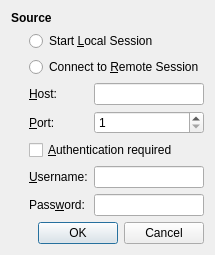
Before: the Qt Designer form src/router/transmission/qt/SessionDialog.ui in mirror/dd-wrt, drawn with Qt 5.
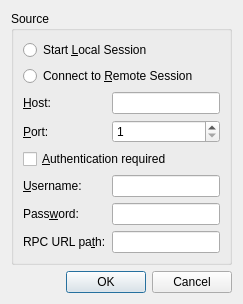
After: the same form once the commit is applied.

The edit to the form file:
```diff
--- a/src/router/transmission/qt/SessionDialog.ui
+++ b/src/router/transmission/qt/SessionDialog.ui
@@ -6,8 +6,8 @@
    <rect>
     <x>0</x>
     <y>0</y>
-    <width>250</width>
-    <height>265</height>
+    <width>248</width>
+    <height>324</height>
    </rect>
   </property>
   <property name="windowTitle">
@@ -18,20 +18,11 @@
     <enum>QLayout::SetFixedSize</enum>
    </property>
    <item>
-    <widget class="QLabel" name="sourceSectionLabel">
-     <property name="styleSheet">
-      <string notr="true">font-weight:bold</string>
-     </property>
-     <property name="text">
+    <widget class="QGroupBox" name="sourceSection">
+     <property name="title">
       <string>Source</string>
      </property>
-    </widget>
-   </item>
-   <item>
     <layout class="QGridLayout" name="sourceSectionLayout" columnstretch="0,1">
-     <property name="leftMargin">
-      <number>18</number>
-     </property>
      <item row="0" column="0" colspan="2">
       <widget class="QRadioButton" name="localSessionRadio">
        <property name="text">
@@ -116,7 +107,21 @@
        </property>
       </widget>
      </item>
-    </layout>
+      <item row="7" column="0">
+       <widget class="QLabel" name="rpcLabel">
+        <property name="text">
+         <string>RPC URL pa&amp;th:</string>
+        </property>
+        <property name="buddy">
+         <cstring>rpcEdit</cstring>
+        </property>
+       </widget>
+      </item>
+      <item row="7" column="1">
+       <widget class="QLineEdit" name="rpcEdit"/>
+      </item>
+     </layout>
+    </widget>
    </item>
    <item>
     <widget class="QDialogButtonBox" name="dialogButtons">
```
Left out of the diff: 16 changed lines with no effect on the pictures. Lines whose indentation alone changed are shown as unchanged.
